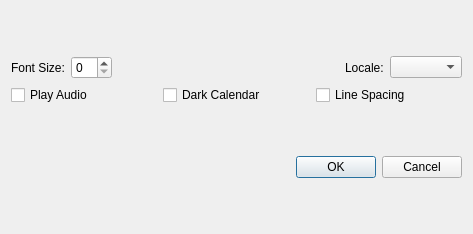
The window that src/dialogpreferences.ui (lxqt/organizer) describes before a commit, drawn with Qt 5.
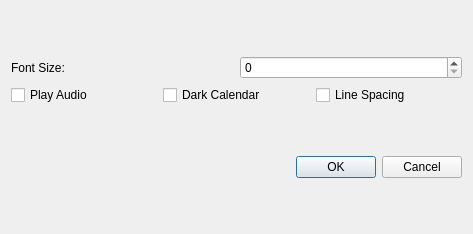
The same window after the commit.

Patch:
```diff
--- a/src/dialogpreferences.ui
+++ b/src/dialogpreferences.ui
@@ -28,29 +28,6 @@
        <item>
         <widget class="QSpinBox" name="spinBoxApplicationFont"/>
        </item>
-       <item>
-        <spacer name="horizontalSpacer">
-         <property name="orientation">
-          <enum>Qt::Horizontal</enum>
-         </property>
-         <property name="sizeHint" stdset="0">
-          <size>
-           <width>40</width>
-           <height>20</height>
-          </size>
-         </property>
-        </spacer>
-       </item>
-       <item>
-        <widget class="QLabel" name="labelLocal">
-         <property name="text">
-          <string>Locale:</string>
-         </property>
-        </widget>
-       </item>
-       <item>
-        <widget class="QComboBox" name="comboBoxLocale"/>
-       </item>
       </layout>
      </item>
      <item>
```
